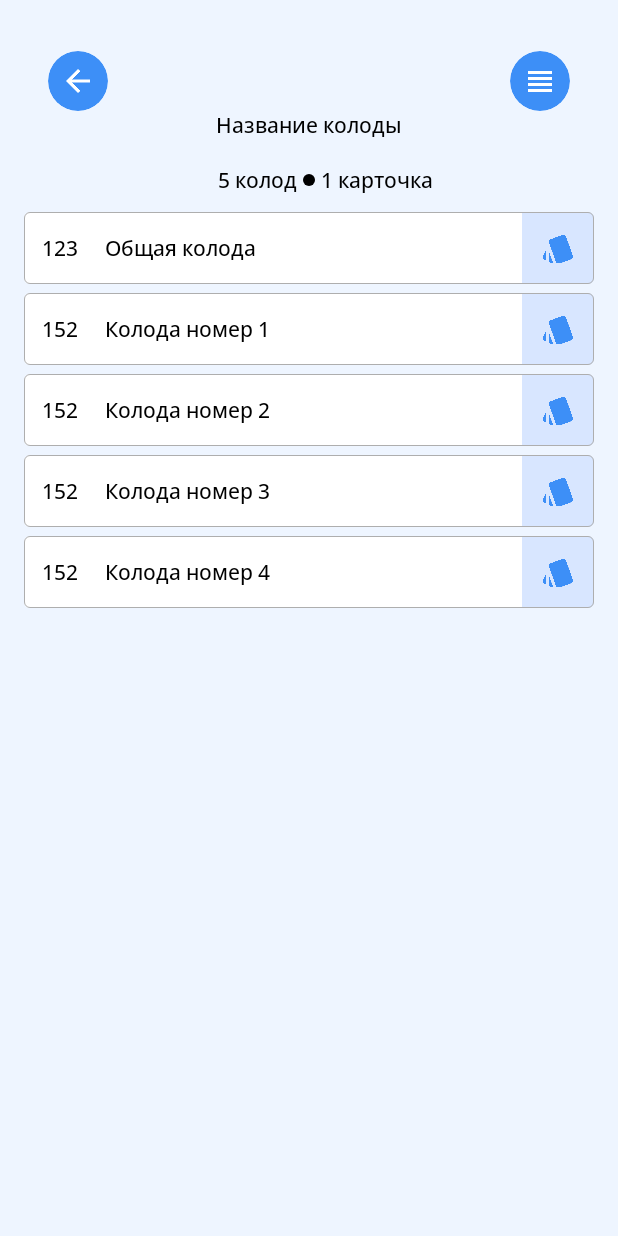
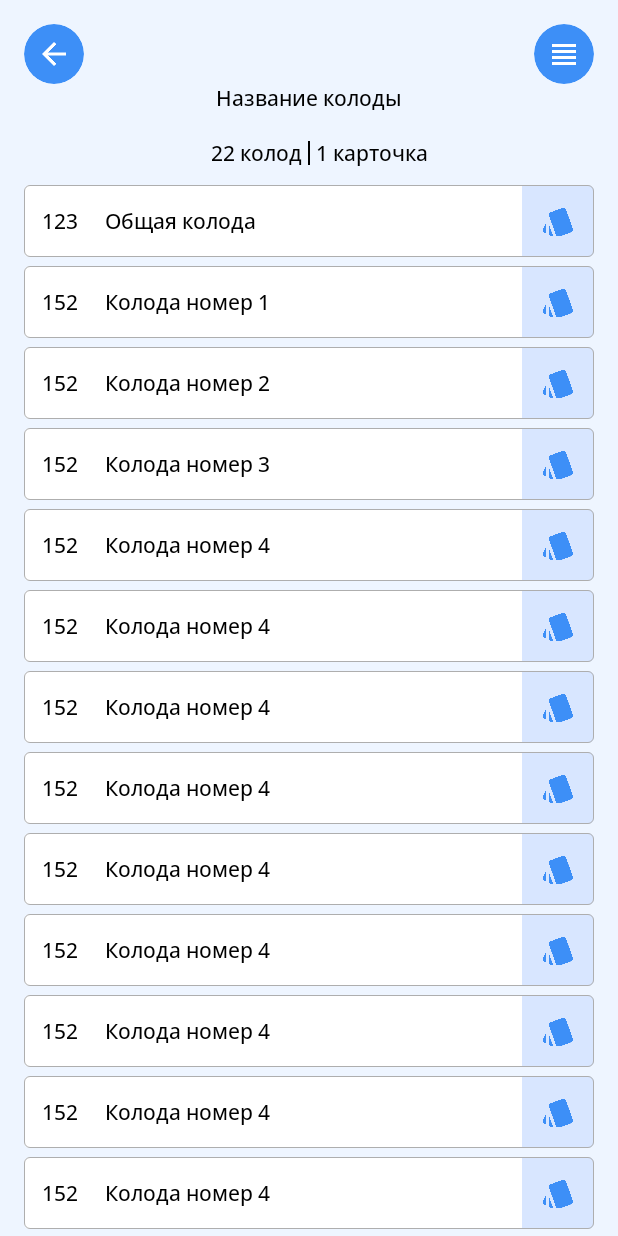
Before and after one commit to DenisFrolkov/mindeck-app, an Android app built with Jetpack Compose: the screen it shows after launch (MainActivity), after a tap on "789", on a phone screen of 412 x 824 dp. Run offline under Robolectric (Android 15) with nearby library versions, the phone set to English and light mode, and no system bars.

Commit message:
Made minor changes to the app design.

```diff
--- /dev/null
+++ b/presentation/src/main/java/com/mindeck/presentation/ui/components/common/DisplayItemCount.kt
@@ -0,0 +1,70 @@
+package com.mindeck.presentation.ui.components.common
+
+import android.annotation.SuppressLint
+import androidx.compose.foundation.background
+import androidx.compose.foundation.layout.Box
+import androidx.compose.foundation.layout.Row
+import androidx.compose.foundation.layout.Spacer
+import androidx.compose.foundation.layout.fillMaxWidth
+import androidx.compose.foundation.layout.height
+import androidx.compose.foundation.layout.size
+import androidx.compose.foundation.layout.width
+import androidx.compose.material3.Text
+import androidx.compose.runtime.Composable
+import androidx.compose.ui.Alignment
+import androidx.compose.ui.Modifier
+import androidx.compose.ui.res.pluralStringResource
+import androidx.compose.ui.text.TextStyle
+import androidx.compose.ui.text.style.TextAlign
+import androidx.compose.ui.unit.dp
+import com.mindeck.presentation.ui.components.utils.getPluralForm
+import com.mindeck.presentation.ui.theme.Black
+
+@SuppressLint("Range")
+@Composable
+fun DisplayItemCount(
+    pluralsTextOne: Int,
+    pluralsTextTwo: Int = 0,
+    listOne: List<Any>,
+    listTwo: List<Any> = emptyList(),
+    textStyle: TextStyle
+) {
+    Row(
+        verticalAlignment = Alignment.CenterVertically,
+        modifier = Modifier
+            .fillMaxWidth()
+    ) {
+        Text(
+            text = pluralStringResource(
+                pluralsTextOne,
+                getPluralForm(listOne.size),
+                listOne.size
+            ),
+            style = textStyle,
+            modifier = Modifier.weight(1f),
+            textAlign = if (pluralsTextTwo != 0) TextAlign.End else TextAlign.Center
+        )
+        if (pluralsTextTwo != 0) {
+            Spacer(modifier = Modifier.width(4.dp))
+            Box(
+                modifier = Modifier
+                    .size(height = 16.dp, width = 1.dp)
+                    .background(
+                        color = Black
+                    )
+            )
+            Spacer(modifier = Modifier.width(4.dp))
+            Text(
+                text = pluralStringResource(
+                    pluralsTextTwo,
+                    getPluralForm(listTwo.size),
+                    listTwo.size
+                ),
+                style = textStyle,
+                modifier = Modifier.weight(1f),
+                textAlign = TextAlign.Start
+            )
+        }
+    }
+    Spacer(modifier = Modifier.height(12.dp))
+}
--- a/presentation/src/main/java/com/mindeck/presentation/ui/components/fab/FABMenu.kt
+++ b/presentation/src/main/java/com/mindeck/presentation/ui/components/fab/FABMenu.kt
@@ -15,6 +15,7 @@ import androidx.compose.runtime.remember
 import androidx.compose.ui.Alignment
 import androidx.compose.ui.Modifier
 import androidx.compose.ui.graphics.Color
+import androidx.compose.ui.res.painterResource
 import androidx.compose.ui.text.TextStyle
 import androidx.compose.ui.unit.dp
 import com.mindeck.presentation.ui.theme.White
@@ -44,7 +45,7 @@ fun FABMenu(fabState: FabState, listItemsMenu: List<FabMenuDataClass>, textStyle
                     .padding(vertical = 3.dp)
             )
             Icon(
-                painter = menuItem.icon,
+                painter = painterResource(menuItem.icon),
                 contentDescription = menuItem.iconContentDescription,
                 modifier = Modifier.size(18.dp),
                 tint = iconColor
--- a/presentation/src/main/java/com/mindeck/presentation/ui/components/fab/FabMenuDataClass.kt
+++ b/presentation/src/main/java/com/mindeck/presentation/ui/components/fab/FabMenuDataClass.kt
@@ -1,11 +1,9 @@
 package com.mindeck.presentation.ui.components.fab
-
-import androidx.compose.ui.graphics.painter.Painter
 
 data class FabMenuDataClass(
     val idItem: Int,
     val text: String,
-    val icon: Painter,
+    val icon: Int,
     val iconContentDescription: String? = "",
     val navigation: () -> Unit
 )
--- a/presentation/src/main/java/com/mindeck/presentation/ui/components/folder/FolderData.kt
+++ b/presentation/src/main/java/com/mindeck/presentation/ui/components/folder/FolderData.kt
@@ -4,9 +4,10 @@ import android.graphics.drawable.Icon
 import androidx.compose.ui.graphics.Color
 
 data class FolderData(
+    val id: Int,
     val countCard: Int,
     val text: String,
     val color: Color,
     val colorTwo: Color,
     val icon: Int
-    )
+)
--- a/presentation/src/main/java/com/mindeck/presentation/ui/screens/FolderScreen.kt
+++ b/presentation/src/main/java/com/mindeck/presentation/ui/screens/FolderScreen.kt
@@ -5,6 +5,7 @@ import androidx.compose.foundation.clickable
 import androidx.compose.foundation.interaction.MutableInteractionSource
 import androidx.compose.foundation.layout.Arrangement
 import androidx.compose.foundation.layout.Box
+import androidx.compose.foundation.layout.Column
 import androidx.compose.foundation.layout.Row
 import androidx.compose.foundation.layout.Spacer
 import androidx.compose.foundation.layout.fillMaxSize
@@ -25,6 +26,7 @@ import androidx.compose.runtime.remember
 import androidx.compose.ui.Alignment
 import androidx.compose.ui.Modifier
 import androidx.compose.ui.draw.clip
+import androidx.compose.ui.graphics.Color
 import androidx.compose.ui.res.painterResource
 import androidx.compose.ui.res.pluralStringResource
 import androidx.compose.ui.res.stringResource
@@ -38,6 +40,7 @@ import androidx.navigation.NavController
 import com.mindeck.presentation.R
 import com.mindeck.presentation.ui.components.buttons.ActionHandlerButton
 import com.mindeck.presentation.ui.components.common.ActionBar
+import com.mindeck.presentation.ui.components.common.DisplayItemCount
 import com.mindeck.presentation.ui.components.folder.DisplayCardFolder
 import com.mindeck.presentation.ui.components.folder.FolderData
 import com.mindeck.presentation.ui.components.utils.getPluralForm
@@ -53,29 +56,43 @@ fun FolderScreen(navController: NavController) {
     var textStyle = TextStyle(fontSize = 14.sp, color = Black, fontFamily = fontFamily)
 
     val decks = listOf(
-        FolderData(123, "Общая колода", LightBlue, Blue, R.drawable.deck_icon),
-        FolderData(152, "Колода номер 1", LightBlue, Blue, R.drawable.deck_icon),
-        FolderData(152, "Колода номер 2", LightBlue, Blue, R.drawable.deck_icon),
-        FolderData(152, "Колода номер 3", LightBlue, Blue, R.drawable.deck_icon),
-        FolderData(152, "Колода номер 4", LightBlue, Blue, R.drawable.deck_icon)
+        FolderData(0, 123, "Общая колода", LightBlue, Blue, R.drawable.deck_icon),
+        FolderData(1, 152, "Колода номер 1", LightBlue, Blue, R.drawable.deck_icon),
+        FolderData(2, 152, "Колода номер 2", LightBlue, Blue, R.drawable.deck_icon),
+        FolderData(3, 152, "Колода номер 3", LightBlue, Blue, R.drawable.deck_icon),
+        FolderData(4, 152, "Колода номер 4", LightBlue, Blue, R.drawable.deck_icon),
+        FolderData(5, 152, "Колода номер 4", LightBlue, Blue, R.drawable.deck_icon),
+        FolderData(6, 152, "Колода номер 4", LightBlue, Blue, R.drawable.deck_icon),
+        FolderData(7, 152, "Колода номер 4", LightBlue, Blue, R.drawable.deck_icon),
+        FolderData(8, 152, "Колода номер 4", LightBlue, Blue, R.drawable.deck_icon),
+        FolderData(9, 152, "Колода номер 4", LightBlue, Blue, R.drawable.deck_icon),
+        FolderData(10, 152, "Колода номер 4", LightBlue, Blue, R.drawable.deck_icon),
+        FolderData(11, 152, "Колода номер 4", LightBlue, Blue, R.drawable.deck_icon),
+        FolderData(12, 152, "Колода номер 4", LightBlue, Blue, R.drawable.deck_icon),
+        FolderData(13, 152, "Колода номер 4", LightBlue, Blue, R.drawable.deck_icon),
+        FolderData(14, 152, "Колода номер 4", LightBlue, Blue, R.drawable.deck_icon),
+        FolderData(15, 152, "Колода номер 4", LightBlue, Blue, R.drawable.deck_icon),
+        FolderData(16, 152, "Колода номер 4", LightBlue, Blue, R.drawable.deck_icon),
+        FolderData(17, 152, "Колода номер 4", LightBlue, Blue, R.drawable.deck_icon),
+        FolderData(18, 152, "Колода номер 4", LightBlue, Blue, R.drawable.deck_icon),
+        FolderData(19, 152, "Колода номер 4", LightBlue, Blue, R.drawable.deck_icon),
+        FolderData(20, 152, "Колода номер 4", LightBlue, Blue, R.drawable.deck_icon),
+        FolderData(21, 152, "Колода номер 4", LightBlue, Blue, R.drawable.deck_icon),
     )
 
-    LazyColumn(
+    Column(
         modifier = Modifier
             .fillMaxSize()
             .background(BackgroundScreen)
+            .padding(horizontal = 16.dp)
+            .padding(top = 16.dp)
             .statusBarsPadding()
-            .navigationBarsPadding()
-            .padding(horizontal = 16.dp)
     ) {
-        item {
-            Spacer(Modifier.height(34.dp))
         ActionBar(
             onBackClick = { navController.popBackStack() },
-                onMenuClick = {  },
+            onMenuClick = { },
             containerModifier = Modifier
-                    .fillMaxWidth()
-                    .padding(horizontal = 16.dp),
+                .fillMaxWidth(),
             iconModifier = Modifier
                 .clip(shape = RoundedCornerShape(50.dp))
                 .background(color = Blue, shape = RoundedCornerShape(50.dp))
@@ -90,37 +107,15 @@ fun FolderScreen(navController: NavController) {
                 .wrapContentSize(Alignment.Center)
         )
         Spacer(Modifier.height(18.dp))
-            Row(
-                verticalAlignment = Alignment.CenterVertically,
-                modifier = Modifier
-                    .fillMaxWidth()
-            ) {
-                Text(
-                    text = pluralStringResource(R.plurals.deck_amount, getPluralForm(decks.size), decks.size),
-                    style = textStyle,
-                    modifier = Modifier.weight(1f),
-                    textAlign = TextAlign.End
+        DisplayItemCount(
+            pluralsTextOne = R.plurals.deck_amount,
+            pluralsTextTwo = R.plurals.card_amount,
+            listOne = decks,
+            listTwo = listOf(1),
+            textStyle = textStyle
         )
-                Spacer(modifier = Modifier.width(4.dp))
-                Box(
-                    modifier = Modifier
-                        .size(8.dp)
-                        .background(
-                            color = Black,
-                            shape = RoundedCornerShape(50.dp)
-                        )
-                )
-                Spacer(modifier = Modifier.width(4.dp))
-                Text(
-                    text = pluralStringResource(R.plurals.card_amount, getPluralForm(1), 1),
-                    style = textStyle,
-                    modifier = Modifier.weight(1f),
-                    textAlign = TextAlign.Start
-                )
-            }
-            Spacer(modifier = Modifier.height(12.dp))
-        }
-        items(decks) {
+        LazyColumn {
+            items(items = decks, key = { it.id }) {
                 DisplayCardFolder(
                     folderIcon =
                     painterResource(it.icon),
@@ -141,3 +136,4 @@ fun FolderScreen(navController: NavController) {
             }
         }
     }
+}
--- a/presentation/src/main/java/com/mindeck/presentation/ui/screens/MainScreen.kt
+++ b/presentation/src/main/java/com/mindeck/presentation/ui/screens/MainScreen.kt
@@ -4,6 +4,7 @@ import androidx.compose.foundation.background
 import androidx.compose.foundation.clickable
 import androidx.compose.foundation.interaction.MutableInteractionSource
 import androidx.compose.foundation.layout.Box
+import androidx.compose.foundation.layout.Column
 import androidx.compose.foundation.layout.Spacer
 import androidx.compose.foundation.layout.fillMaxSize
 import androidx.compose.foundation.layout.fillMaxWidth
@@ -14,7 +15,9 @@ import androidx.compose.foundation.layout.statusBarsPadding
 import androidx.compose.foundation.layout.wrapContentSize
 import androidx.compose.foundation.lazy.LazyColumn
 import androidx.compose.foundation.lazy.items
+import androidx.compose.foundation.rememberScrollState
 import androidx.compose.foundation.shape.RoundedCornerShape
+import androidx.compose.foundation.verticalScroll
 import androidx.compose.runtime.Composable
 import androidx.compose.runtime.remember
 import androidx.compose.ui.Alignment
@@ -22,7 +25,6 @@ import androidx.compose.ui.Modifier
 import androidx.compose.ui.geometry.Offset
 import androidx.compose.ui.graphics.Color
 import androidx.compose.ui.layout.onGloballyPositioned
-import androidx.compose.ui.platform.LocalDensity
 import androidx.compose.ui.res.painterResource
 import androidx.compose.ui.text.TextStyle
 import androidx.compose.ui.text.font.Font
@@ -56,68 +58,74 @@ fun MainScreen(
     navController: NavController,
     onButtonPositioned: (IntOffset) -> Unit
 ) {
+    val scrollState = rememberScrollState()
 
-    val textStyle = TextStyle(
+    val textStyle = remember {
+        TextStyle(
             fontSize = 14.sp,
             color = White,
             fontFamily = FontFamily(Font(R.font.opensans_medium))
         )
+    }
 
-    val textStyleDisplayCard = TextStyle(
+    val textStyleDisplayCard = remember {
+        TextStyle(
             fontSize = 14.sp,
             fontFamily = FontFamily(Font(R.font.opensans_medium))
         )
+    }
 
-    val fabMenuItems = listOf(
+    val fabMenuItems = remember {
+        listOf(
             FabMenuDataClass(
                 idItem = 0,
                 text = "Настройки",
-            icon = painterResource(R.drawable.fab_open_menu_setting_icon),
+                icon = R.drawable.fab_open_menu_setting_icon,
                 navigation = { navController.navigate(NavigationRoute.CreationCardScreen.route) }
             ),
             FabMenuDataClass(
                 idItem = 1,
                 text = "Создать картчоку",
-            icon = painterResource(R.drawable.fab_open_menu_create_icon),
+                icon = R.drawable.fab_open_menu_create_icon,
                 navigation = { navController.navigate(NavigationRoute.CreationCardScreen.route) }
             )
         )
+    }
 
-    val folders = remember {
+    val folders =
         listOf(
             FolderData(
+                0,
                 789,
                 "Повторите, чтобы не забыть!",
                 LightMint,
                 LimeGreen,
                 R.drawable.repeat_card_item
             ),
-            FolderData(123, "Общая папка", LightBlue, Blue, R.drawable.folder_icon),
-            FolderData(152, "Папка №1", LightBlue, Blue, R.drawable.folder_icon),
-            FolderData(256, "Папка №2", LightBlue, Blue, R.drawable.folder_icon),
-            FolderData(256, "Папка №2", LightBlue, Blue, R.drawable.folder_icon),
-            FolderData(256, "Папка №2", LightBlue, Blue, R.drawable.folder_icon),
+            FolderData(1, 123, "Общая папка", LightBlue, Blue, R.drawable.folder_icon),
+            FolderData(2, 152, "Папка №1", LightBlue, Blue, R.drawable.folder_icon),
+            FolderData(3, 256, "Папка №2", LightBlue, Blue, R.drawable.folder_icon),
+            FolderData(4, 256, "Папка №2", LightBlue, Blue, R.drawable.folder_icon),
+            FolderData(5, 256, "Папка №2", LightBlue, Blue, R.drawable.folder_icon),
         )
-    }
 
     val fabState =
         remember { FabState(expandedHeight = ITEM_HEIGHT.dp * fabMenuItems.size) }
 
     val alphaScreen = animateScreenAlpha(fabState.screenAlphaValue, fabState.animationDuration)
 
-    LazyColumn(
+    Column(
         modifier = Modifier
             .fillMaxSize()
             .background(BackgroundScreen)
+            .verticalScroll(state = scrollState)
             .statusBarsPadding()
             .padding(horizontal = 16.dp)
-            .padding(top = 20.dp)
+            .padding(top = 16.dp, bottom = 16.dp)
     ) {
-        item {
         DailyProgressTracker(dptIcon = painterResource(R.drawable.dpt_icon))
         Spacer(modifier = Modifier.height(20.dp))
-        }
-        items(folders.take(5)) {
+        folders.take(5).forEach {
                 DisplayCardFolder(
                     folderIcon =
                     painterResource(it.icon),
@@ -133,7 +141,6 @@ fun MainScreen(
                 )
                 Spacer(modifier = Modifier.height(6.dp))
             }
-        item {
         if (folders.size > 5) {
             Spacer(modifier = Modifier.height(6.dp))
             Box(
@@ -153,7 +160,6 @@ fun MainScreen(
                         },
                     textModifier = Modifier.padding(vertical = 8.dp, horizontal = 33.dp)
                 )
-                }
             }
         }
     }
```
Also changed, not shown: presentation/src/main/java/com/mindeck/presentation/ui/screens/CardStudyScreen.kt (+27 -15 lines), presentation/src/main/java/com/mindeck/presentation/ui/screens/CreationCardScreen.kt (+7 -1 lines), presentation/src/main/java/com/mindeck/presentation/ui/screens/DeckScreen.kt (+15 -31 lines), presentation/src/main/java/com/mindeck/presentation/ui/screens/FoldersScreen.kt (+40 -54 lines). Lines whose indentation alone changed are shown as unchanged.
